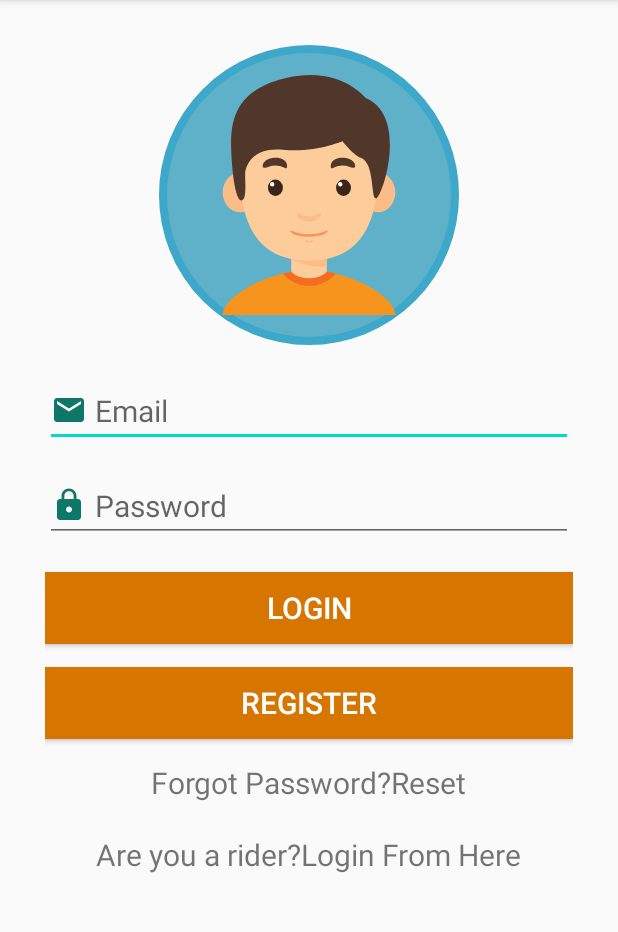
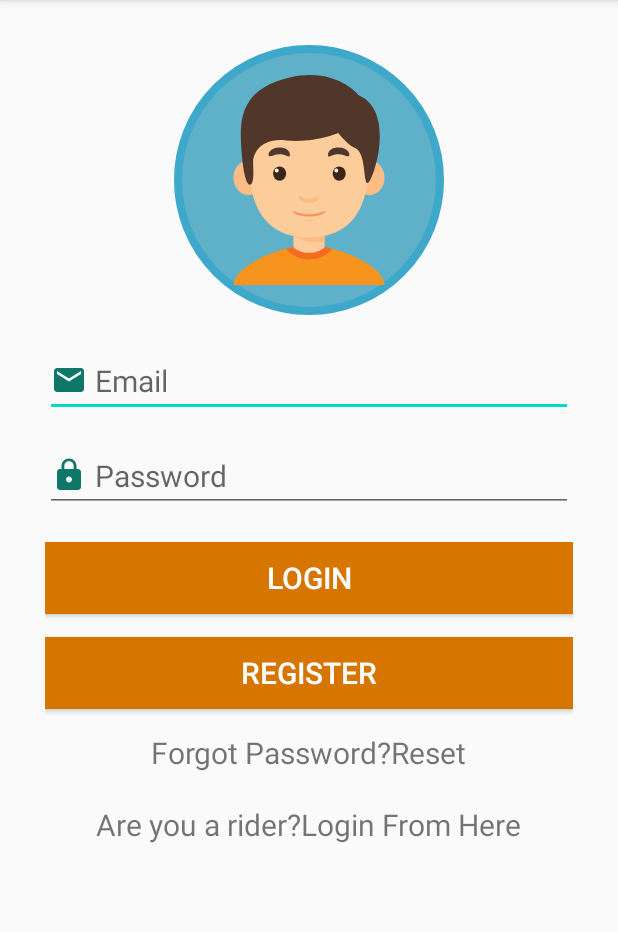
Before and after one commit to Brsrkr117/PointtoPoint, an Android app: the screen it shows after launch (LoginActivity), on a phone screen of 412 x 824 dp, the part 84-1016 px from its top. Run offline under Robolectric (Android 15) with nearby library versions, the phone set to English and light mode, and no system bars; our stand-ins replace Firebase (no records; nobody signed in at launch, a user with empty details on screens opened directly).

Commit message:
changes to login page

```diff
--- a/app/src/main/res/layout/activity_login.xml
+++ b/app/src/main/res/layout/activity_login.xml
@@ -11,9 +11,9 @@
     >
 
     <ImageView
-        android:layout_width="200dp"
-        android:layout_gravity="center"
-        android:layout_height="200dp"
+        android:layout_width="180dp"
+        android:layout_gravity="center_horizontal"
+        android:layout_height="180dp"
         app:srcCompat="@drawable/ic_boy"
         android:background="@drawable/user_profile_image_background"
         android:padding="20dp"/>
```
